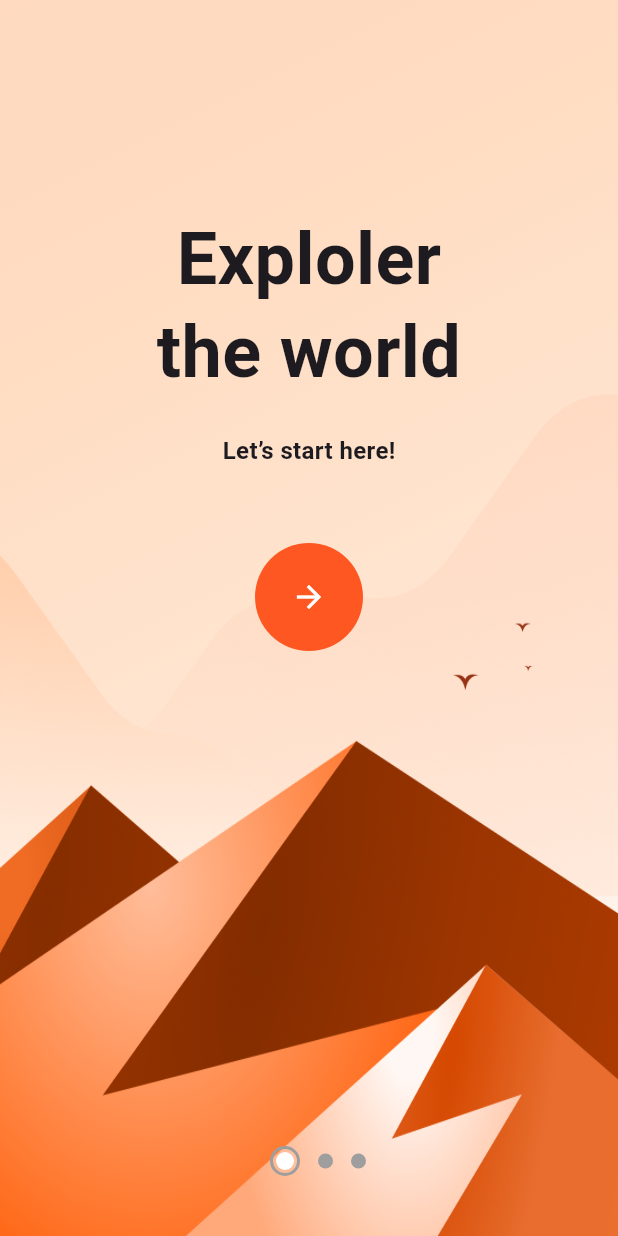
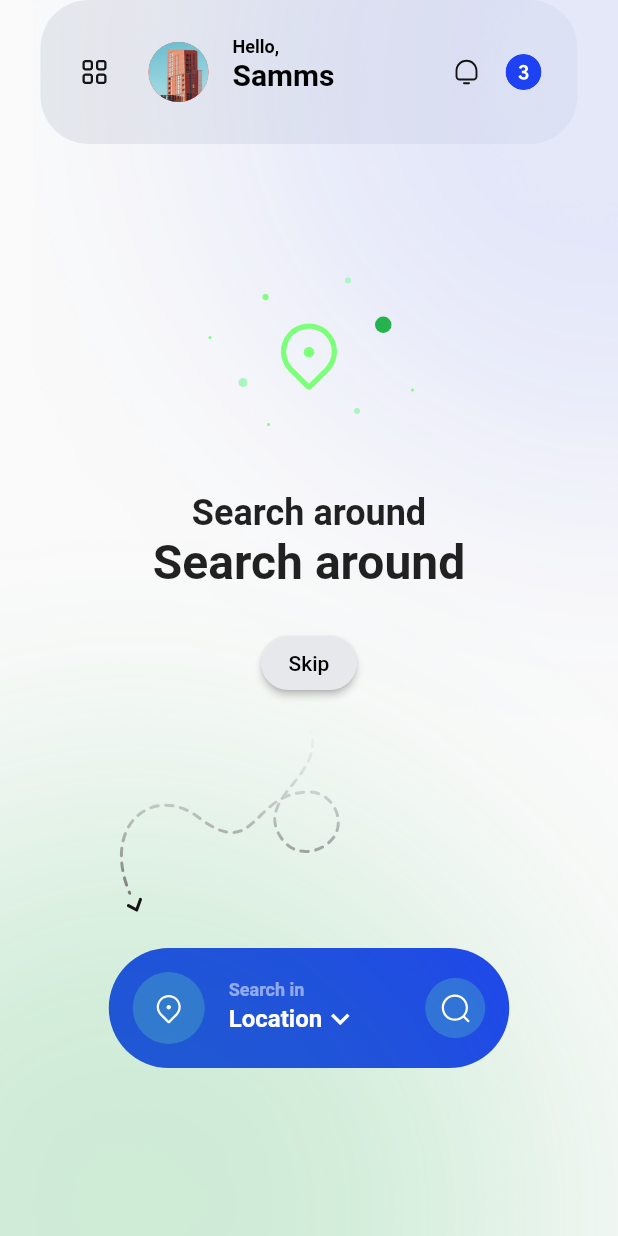
Before and after one commit to timurIsakov/travel_app, a Flutter app: the screen it shows after launch, on a phone screen of 412 x 824 dp. Run offline on Flutter 3.47's test engine with Material 2 defaults, Android fonts, the light colour scheme and no system bars; our stand-ins replace flutter_keyboard_visibility, flutter_svg.

Commit message:
Add some screens,widgets and dialogs

```diff
--- a/lib/main.dart
+++ b/lib/main.dart
@@ -1,5 +1,5 @@
 import 'package:flutter/material.dart';
-import 'package:travel_app/screens/first_start_screen.dart';
+import 'package:travel_app/screens/start_select_region_screen.dart';
 
 void main() {
   runApp(const MyApp());
@@ -15,9 +15,8 @@ class MyApp extends StatelessWidget {
       title: 'Flutter Demo',
       theme: ThemeData(
         colorScheme: ColorScheme.fromSeed(seedColor: Colors.deepPurple),
-        useMaterial3: true,
       ),
-      home: const FirstStartScreen(),
+      home: const StartSelectRegionScreen(),
     );
   }
 }
--- /dev/null
+++ b/lib/screens/start_select_region_screen.dart
@@ -0,0 +1,85 @@
+import 'package:flutter/material.dart';
+import 'package:flutter_svg/flutter_svg.dart';
+import 'package:travel_app/screens/post_main_screen.dart';
+import 'package:travel_app/utils/assets.dart';
+import 'package:travel_app/widget/account_card_widget.dart';
+import 'package:travel_app/widget/search_location_widget.dart';
+
+class StartSelectRegionScreen extends StatefulWidget {
+  const StartSelectRegionScreen({super.key});
+
+  @override
+  State<StartSelectRegionScreen> createState() =>
+      _StartSelectRegionScreenState();
+}
+
+class _StartSelectRegionScreenState extends State<StartSelectRegionScreen> {
+  @override
+  Widget build(BuildContext context) {
+    return Scaffold(
+      body: Stack(
+        children: [
+          Align(
+              alignment: Alignment.bottomLeft,
+              child: Image.asset(Assets.tBackGradientGreen)),
+          Align(
+              alignment: Alignment.topRight,
+              child: Image.asset(Assets.tBackGradientBlue)),
+          SafeArea(
+            child: Center(
+              child: Column(
+                children: [
+                  AccountCardWidget(
+                    image: Assets.tHomeImage,
+                    name: 'Samms',
+                    gradient: LinearGradient(
+                      colors: [
+                        const Color(0xffE6E8EC),
+                        const Color(0xffE6E8EC).withOpacity(0.4)
+                      ],
+                      begin: Alignment.centerLeft,
+                      end: Alignment.centerRight,
+                    ),
+                  ),
+                  const SizedBox(height: 64),
+                  SizedBox(
+                    height: 152,
+                    width: 152,
+                    child: SvgPicture.asset(Assets.tLocationImage),
+                  ),
+                  const SizedBox(height: 16),
+                  const Text(
+                    "Search around",
+                    style: TextStyle(fontWeight: FontWeight.w700, fontSize: 24),
+                  ),
+                  const Text(
+                    "Search around",
+                    style: TextStyle(fontWeight: FontWeight.w700, fontSize: 32),
+                  ),
+                  const SizedBox(height: 24),
+                  ElevatedButton(
+                      onPressed: () {
+                        Navigator.push(context, MaterialPageRoute(builder: (context) => PostMainScreen(),));
+                      },
+                      style: ElevatedButton.styleFrom(
+                        backgroundColor: const Color(0xffE6E8EC),
+                        shape: RoundedRectangleBorder(
+                            borderRadius: BorderRadius.circular(100)),
+                      ),
+                      child: const Text(
+                        "Skip",
+                        style: TextStyle(color: Colors.black),
+                      )),
+                  const SizedBox(height: 16),
+                  SvgPicture.asset(Assets.tArrowSnakeImage),
+                  const SizedBox(height: 24),
+                  const SearchLocationWidget(),
+                ],
+              ),
+            ),
+          ),
+        ],
+      ),
+    );
+  }
+}
--- a/lib/utils/assets.dart
+++ b/lib/utils/assets.dart
@@ -8,14 +8,24 @@ class Assets {
   static const String tAppleIcon = "assets/svg/apple_icon.svg";
   static const String tFacebookIcon = "assets/svg/facebook_icon.svg";
   static const String tGoogleIcon = "assets/svg/google_icon.svg";
+  static const String tBellIcon = "assets/svg/bell_icon.svg";
 
   //Svgs
   static const String tLocationImage = "assets/svg/location_image.svg";
+  static const String tArrowSnakeImage = "assets/images/arrow_snake_image.svg";
+
   //Png
+  static const String tBackGradientBlue =
+      "assets/images/back_gradient_blue.png";
+  static const String tBackGradientGreen =
+      "assets/images/back_gradient_green.png";
   static const String tHomeImage = "assets/images/home_image.png";
   static const String tOrangeBackImage = "assets/images/orange_back_image.png";
   static const String tGreenBackImage = "assets/images/green_back_image.png";
   static const String tBlueBackImage = "assets/images/blue_back_image.png";
-  static const String tSuccessfullyImage = "assets/images/successfully_image.png";
-  static const String tVerifyEmailImage = "assets/images/verify_email_image.png";
+  static const String tSuccessfullyImage =
+      "assets/images/successfully_image.png";
+  static const String tVerifyEmailImage =
+      "assets/images/verify_email_image.png";
+  static const String tSferaImage = "assets/images/sfera_image.png";
 }
--- /dev/null
+++ b/lib/widget/account_card_widget.dart
@@ -0,0 +1,103 @@
+import 'package:flutter/material.dart';
+import 'package:flutter_svg/flutter_svg.dart';
+import 'package:travel_app/utils/assets.dart';
+
+class AccountCardWidget extends StatelessWidget {
+  final Color? color;
+  final Gradient? gradient;
+  final String image;
+  final String name;
+  const AccountCardWidget(
+      {Key? key,
+      this.color,
+      this.gradient,
+      required this.image,
+      required this.name})
+      : super(key: key);
+
+  @override
+  Widget build(BuildContext context) {
+    return Ink(
+      height: 96,
+      width: 358,
+      decoration: BoxDecoration(
+        borderRadius: BorderRadius.circular(32),
+        color: color ?? const Color(0xffE6E8EC),
+        gradient: gradient,
+      ),
+      child: Padding(
+        padding: const EdgeInsets.all(24),
+        child: Center(
+          child: Row(
+            children: [
+              InkWell(
+                onTap: () {},
+                splashColor: Colors.grey,
+                borderRadius: BorderRadius.circular(100),
+                child: Ink(
+                  height: 24,
+                  width: 24,
+                  child: SvgPicture.asset(Assets.tMenuIcon),
+                ),
+              ),
+              Padding(
+                padding: const EdgeInsets.only(left: 24, right: 16),
+                child: Container(
+                  height: 40,
+                  width: 40,
+                  clipBehavior: Clip.antiAlias,
+                  decoration: const BoxDecoration(
+                      color: Colors.red, shape: BoxShape.circle),
+                  child: Image.asset(image, fit: BoxFit.cover),
+                ),
+              ),
+              Column(
+                crossAxisAlignment: CrossAxisAlignment.start,
+                children: [
+                  const Text(
+                    "Hello,",
+                    style: TextStyle(
+                        fontSize: 12,
+                        fontWeight: FontWeight.w700,
+                        color: Colors.black),
+                  ),
+                  Text(
+                    name,
+                    style: const TextStyle(
+                        fontSize: 20,
+                        fontWeight: FontWeight.w700,
+                        color: Colors.black),
+                  )
+                ],
+              ),
+              const Spacer(),
+              InkWell(
+                onTap: () => (),
+                borderRadius: BorderRadius.circular(100),
+                splashColor: Colors.grey,
+                child: Ink(
+                  height: 20,
+                  width: 20,
+                  child: Center(child: SvgPicture.asset(Assets.tBellIcon)),
+                ),
+              ),
+              Padding(
+                padding: const EdgeInsets.only(left: 16),
+                child: Container(
+                  height: 24,
+                  width: 24,
+                  clipBehavior: Clip.antiAlias,
+                  decoration: const BoxDecoration(
+                    shape: BoxShape.circle,
+                  ),
+                  child:
+                      Center(child: SvgPicture.asset(Assets.tNumberThreeIcon)),
+                ),
+              )
+            ],
+          ),
+        ),
+      ),
+    );
+  }
+}
--- a/lib/widget/button_widget.dart
+++ b/lib/widget/button_widget.dart
@@ -29,8 +29,7 @@ class ButtonWidget extends StatelessWidget {
           borderRadius: BorderRadius.circular(100),
         ),
         child: Center(
-          child: Text(
-            text,
+          child: Text(text,
             style: const TextStyle(
               fontSize: 16,
               fontWeight: FontWeight.w700,
--- a/lib/widget/check_account_widget.dart
+++ b/lib/widget/check_account_widget.dart
@@ -30,7 +30,7 @@ class _CheckAccountWidgetState extends State<CheckAccountWidget> {
               decoration: BoxDecoration(
                   border: Border.all(width: 1, color: const Color(0xff1F41F4)),
                   borderRadius: BorderRadius.circular(100),
-                  color: const Color(3772).withOpacity(0.1)),
+                  color: const Color(0xff3772FF).withOpacity(0.1)),
               child: Padding(
                 padding: const EdgeInsets.all(24),
                 child: Center(
@@ -79,7 +79,7 @@ class _CheckAccountWidgetState extends State<CheckAccountWidget> {
                         decoration: BoxDecoration(
                             shape: BoxShape.circle,
                             color: isSelect
-                                ? const Color(3772).withOpacity(0.1)
+                                ? const Color(0xff3772FF).withOpacity(0.1)
                                 : Colors.transparent),
                         child: Center(
                           child: Container(
@@ -169,7 +169,7 @@ class _CheckAccountWidgetState extends State<CheckAccountWidget> {
                         decoration: BoxDecoration(
                             shape: BoxShape.circle,
                             color: isSelect
-                                ? const Color(3772).withOpacity(0.1)
+                                ? const Color(0xff3772FF).withOpacity(0.1)
                                 : Colors.transparent),
                         child: Center(
                           child: Container(
--- /dev/null
+++ b/lib/widget/search_location_widget.dart
@@ -0,0 +1,93 @@
+import 'package:flutter/material.dart';
+import 'package:flutter_svg/flutter_svg.dart';
+import 'package:travel_app/utils/assets.dart';
+
+class SearchLocationWidget extends StatelessWidget {
+  const SearchLocationWidget({Key? key}) : super(key: key);
+
+  @override
+  Widget build(BuildContext context) {
+    return Ink(
+      height: 80,
+      width: 267,
+      decoration: BoxDecoration(
+        color: const Color(0xff1F41F4),
+        borderRadius: BorderRadius.circular(100),
+      ),
+      child: Center(
+        child: Padding(
+          padding: const EdgeInsets.all(16),
+          child: Row(
+            children: [
+              Container(
+                height: 48,
+                width: 48,
+                decoration: const BoxDecoration(
+                  color: Color(0xff3772ffb2),
+                  shape: BoxShape.circle,
+                ),
+                child: Center(
+                  child: SvgPicture.asset(Assets.tLocationIcon),
+                ),
+              ),
+              Expanded(
+                child: Padding(
+                  padding: const EdgeInsets.only(left: 16),
+                  child: Column(
+                    mainAxisAlignment: MainAxisAlignment.center,
+                    crossAxisAlignment: CrossAxisAlignment.start,
+                    children: [
+                      Text(
+                        "Search in",
+                        style: TextStyle(
+                            fontSize: 12,
+                            fontWeight: FontWeight.w700,
+                            color: Colors.white.withOpacity(0.5)),
+                      ),
+
+                      Row(
+                        children: [
+                          const Text(
+                            "Location",
+                            style: TextStyle(
+                                color: Colors.white,
+                                fontWeight: FontWeight.w700,
+                                fontSize: 16),
+                          ),
+                          InkWell(
+                            onTap: () {},
+                            splashColor: Colors.white54,
+                            borderRadius: BorderRadius.circular(100),
+                            child: Ink(
+                              height: 24,
+                              width: 24,
+                              child: Icon(Icons.keyboard_arrow_down,color: Colors.white,),
+                            ),
+                          ),
+
+                        ],
+                      ),
+
+                    ],
+                  ),
+                ),
+              ),
+
+              Container(
+                height: 40,
+                width: 40,
+                decoration: const BoxDecoration(
+                  shape: BoxShape.circle,
+                  color: Color(0xff3772ffb2),
+                ),
+                child: Center(
+                  child: SvgPicture.asset(Assets.tSearchIcon),
+                ),
+              )
+            ],
+          ),
+        ),
+      ),
+    );
+  }
+}
```
Also changed, not shown: lib/entity/post_entity.dart (added, +14 -0 lines), lib/screens/post_main_screen.dart (added, +69 -0 lines), lib/screens/select_region_screen.dart (added, +107 -0 lines), lib/screens/sign_up_screen.dart (+3 -5 lines), lib/screens/successfully_email_screen.dart (+7 -7 lines), lib/utils/dialogs.dart (added, +81 -0 lines), lib/widget/post_card_widget.dart (added, +141 -0 lines), assets/images/arrow_snake_image.svg (added), assets/images/back_gradient_blue.png (added), assets/images/back_gradient_green.png (added), assets/images/sfera_image.png (added), assets/svg/bell_icon.svg (added).
